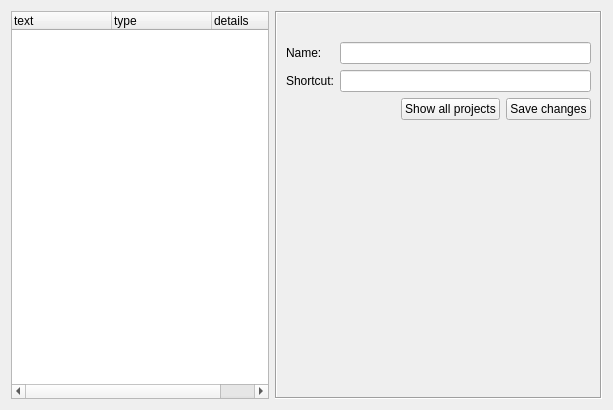
First picture: the form in client/forms/init.ui, repository Wolframe/wolfzilla, before the edit.
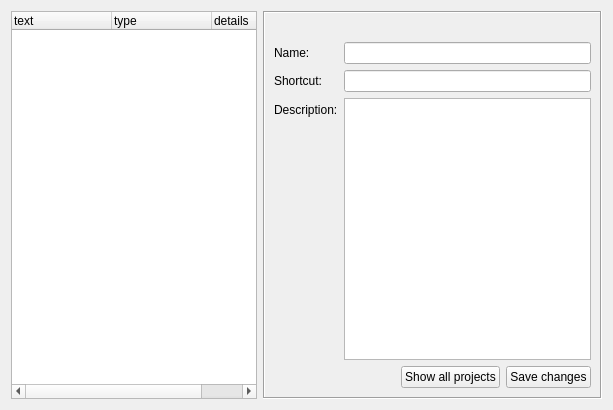
Second picture: the form after the edit. The open tabs and pages were chosen to show the change. Icons and pictures are not drawn.

Commit message: added project description

Patch:
```diff
--- a/client/forms/init.ui
+++ b/client/forms/init.ui
@@ -504,7 +504,7 @@
          </property>
         </widget>
        </item>
-       <item row="3" column="1">
+       <item row="4" column="1">
         <layout class="QHBoxLayout" name="horizontalLayout_4">
          <item>
           <spacer name="horizontalSpacer_4">
@@ -544,6 +544,16 @@
          </item>
         </layout>
        </item>
+       <item row="3" column="1">
+        <widget class="QTextEdit" name="projectDescription"/>
+       </item>
+       <item row="3" column="0">
+        <widget class="QLabel" name="label_9">
+         <property name="text">
+          <string>Description:</string>
+         </property>
+        </widget>
+       </item>
       </layout>
      </widget>
     </widget>
```
Left out of the diff: 15 changed lines with no effect on the pictures. The commit also changes 2 other files.
